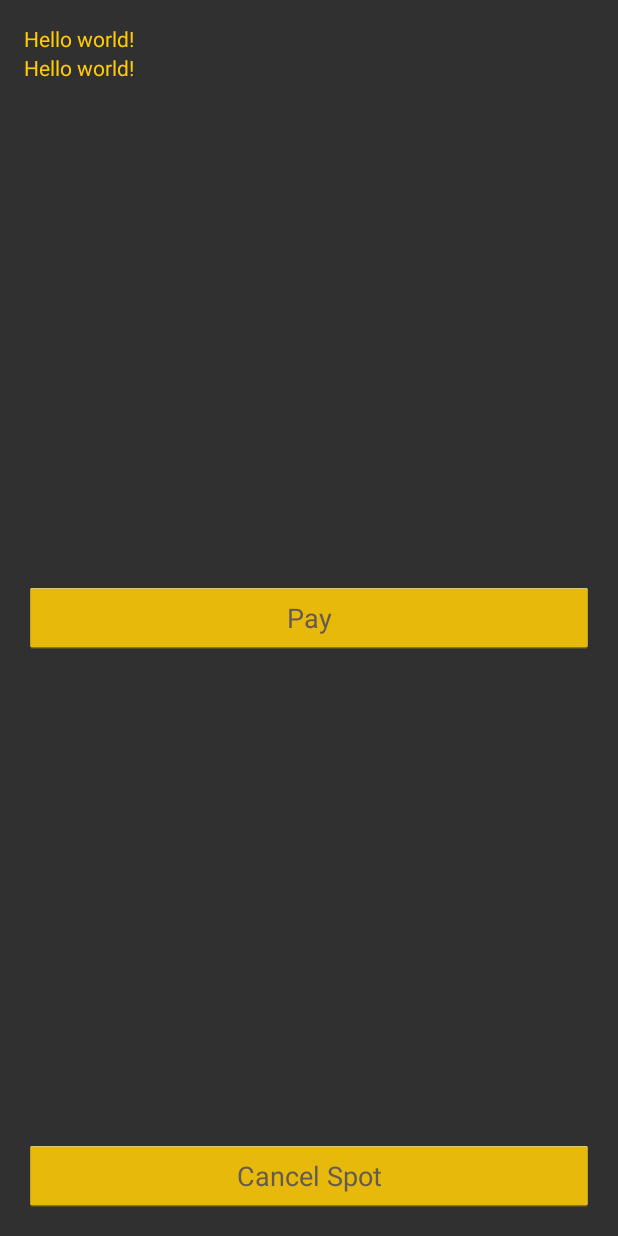
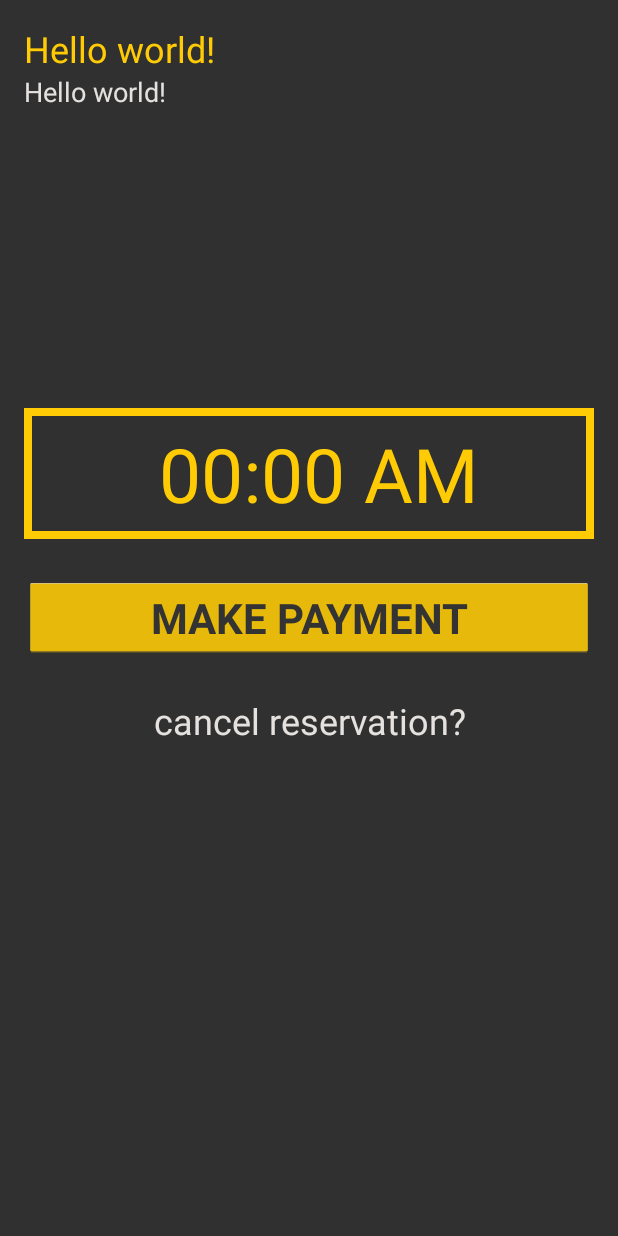
Before and after one commit to ajpodell/ParkAndPay, an Android app: the layout activity_pay.xml on its own in the app's theme, with its tools: preview values and no code run, on a phone screen of 412 x 824 dp. Run offline under Robolectric (Android 15) with nearby library versions, the phone set to English and light mode, and no system bars.

Commit message:
Adjusted time and date display on payment screen. Cancel reservation is now a clickable TextView. Time view now exists before payment.

```diff
--- /dev/null
+++ b/app/src/main/res/drawable/time_border.xml
@@ -0,0 +1,9 @@
+<?xml version="1.0" encoding="utf-8"?>
+<shape xmlns:android="http://schemas.android.com/apk/res/android" android:shape="rectangle" >
+    <solid android:color="#00000000" />
+    <stroke android:width="5dp" android:color="@color/michigan_maize"/>
+    <padding android:bottom="10dp"
+        android:left="10dp"
+        android:right="10dp"
+        android:top="10dp" ></padding>
+</shape>
--- a/app/src/main/res/layout/activity_pay.xml
+++ b/app/src/main/res/layout/activity_pay.xml
@@ -15,16 +15,21 @@
         android:onClick="onClickPay"
         android:layout_centerVertical="true"
         android:layout_alignParentRight="true"
-        android:layout_alignParentEnd="true" />
+        android:layout_alignParentEnd="true"
+        android:textSize="28dp"
+        android:textStyle="bold" />
 
     <TextView
-        android:text=""
+        android:text=" 00:00 AM"
         android:layout_width="match_parent"
         android:layout_height="wrap_content"
         android:id="@+id/time_remaining_text"
         android:layout_above="@+id/availSpotsListView"
-        android:layout_centerHorizontal="true"
-        android:layout_marginBottom="55dp" />
+        android:layout_marginBottom="25dp"
+        android:textSize="50sp"
+        android:layout_alignParentTop="false"
+        android:gravity="center_vertical|center|center_horizontal"
+        android:background="@drawable/time_border" />
 
     <TextView
         android:text="@string/hello_world"
@@ -33,7 +38,8 @@
         android:id="@+id/spot_num_text"
         android:layout_alignParentTop="true"
         android:layout_alignLeft="@+id/time_remaining_text"
-        android:layout_alignStart="@+id/time_remaining_text" />
+        android:layout_alignStart="@+id/time_remaining_text"
+        android:textSize="24dp" />
 
     <TextView
         android:text="@string/hello_world"
@@ -42,16 +48,21 @@
         android:id="@+id/date_text"
         android:layout_below="@+id/spot_num_text"
         android:layout_alignParentLeft="true"
-        android:layout_alignParentStart="true" />
+        android:layout_alignParentStart="true"
+        android:textSize="18dp"
+        android:textColor="@color/observatory_white" />
 
-    <Button
+    <TextView
         android:layout_width="match_parent"
         android:layout_height="wrap_content"
-        android:text="Cancel Spot"
+        android:text="cancel reservation?"
         android:id="@+id/resetSpotButton"
         android:onClick="onClickPay"
-        android:layout_alignParentBottom="true"
-        android:layout_alignParentLeft="true"
-        android:layout_alignParentStart="true" />
+        android:gravity="center_horizontal|center_vertical|center"
+        android:textColor="@color/observatory_white"
+        android:layout_below="@+id/availSpotsListView"
+        android:paddingTop="25dp"
+        android:textSize="24dp"
+        android:textIsSelectable="true" />
 
 </RelativeLayout>
--- a/app/src/main/res/values-v11/styles_componentstyle.xml
+++ b/app/src/main/res/values-v11/styles_componentstyle.xml
@@ -5,7 +5,7 @@
 
   <style name="ButtonComponentStyle" parent="android:Widget.Holo.Button">
 	  <item name="android:background">@drawable/componentstyle_btn_default_holo_dark</item>
-      <item name="android:textColor">@color/law_quad_stone</item>
+      <item name="android:textColor">@color/expanded_dark_gray</item>
   </style>
 
   <style name="ImageButtonComponentStyle" parent="android:Widget.Holo.ImageButton">
--- a/app/src/main/res/values/colors.xml
+++ b/app/src/main/res/values/colors.xml
@@ -3,5 +3,6 @@
     <color name="michigan_maize">#ffcb05</color>
     <color name="law_quad_stone">#655a52</color>
     <color name="expanded_dark_gray">#333333</color>
+    <color name="observatory_white">#e4e1df</color>
 
 </resources>
--- a/app/src/main/res/values/strings.xml
+++ b/app/src/main/res/values/strings.xml
@@ -18,7 +18,7 @@
     <!-- Button Texts -->
     <string name="refresh">Refresh</string>
     <string name="button_spots_taken">See Spots</string>
-    <string name="button_pay_text">Pay</string>
+    <string name="button_pay_text">MAKE PAYMENT</string>
     <string name="title_activity_pay">PayActivity</string>
     <string name="title_activity_select_spot">SelectSpotActivity</string>
 
--- a/app/src/main/res/values/styles_componentstyle.xml
+++ b/app/src/main/res/values/styles_componentstyle.xml
@@ -16,7 +16,7 @@
 	  <item name="android:background">@drawable/componentstyle_btn_default_holo_dark</item>
 	  <item name="android:minHeight">48dip</item>
 	  <item name="android:minWidth">64dip</item>
-	  <item name="android:textColor">@color/law_quad_stone</item>
+	  <item name="android:textColor">@color/expanded_dark_gray</item>
   </style>
 
   <style name="ImageButtonComponentStyle" parent="android:Widget.ImageButton">
```
Also changed, not shown: app/src/main/java/com/parkandpay/aaron/parkandpay/PayActivity.java (+22 -18 lines), app/src/main/res/layout/activity_main.xml (+4 -7 lines), app/src/main/res/values/styles.xml (+6 -6 lines).
